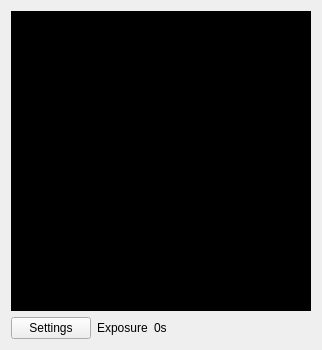
i3drobotics/stereo-vision-toolkit, file src/cameradisplaywidget.ui: the form before one commit.
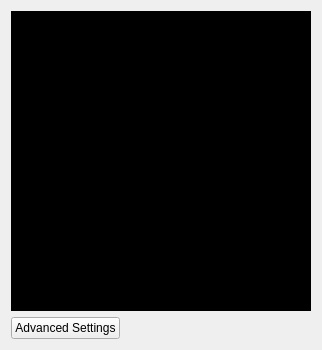
The form after the commit.

Commit message: major update: add camera setting and update to interface

The edit to the form file:
```diff
--- a/src/cameradisplaywidget.ui
+++ b/src/cameradisplaywidget.ui
@@ -16,24 +16,7 @@
   <layout class="QVBoxLayout" name="verticalLayout">
    <item>
     <layout class="QGridLayout" name="gridLayout">
-     <item row="1" column="0">
-      <widget class="QPushButton" name="settingsButton">
-       <property name="enabled">
-        <bool>true</bool>
-       </property>
-       <property name="text">
-        <string>Settings</string>
-       </property>
-      </widget>
-     </item>
      <item row="1" column="1">
-      <widget class="QLabel" name="lblExposure">
-       <property name="text">
-        <string>Exposure</string>
-       </property>
-      </widget>
-     </item>
-     <item row="1" column="3">
       <spacer name="horizontalSpacer">
        <property name="orientation">
         <enum>Qt::Horizontal</enum>
@@ -71,10 +54,13 @@
        </property>
       </widget>
      </item>
-     <item row="1" column="2">
-      <widget class="QLabel" name="exposureValueLabel">
+     <item row="1" column="0">
+      <widget class="QPushButton" name="settingsButton">
+       <property name="enabled">
+        <bool>true</bool>
+       </property>
        <property name="text">
-        <string>0s</string>
+        <string>Advanced Settings</string>
        </property>
       </widget>
      </item>
```
Left out of the diff: 2 changed lines with no effect on the pictures. The commit also changes 226 other files.
